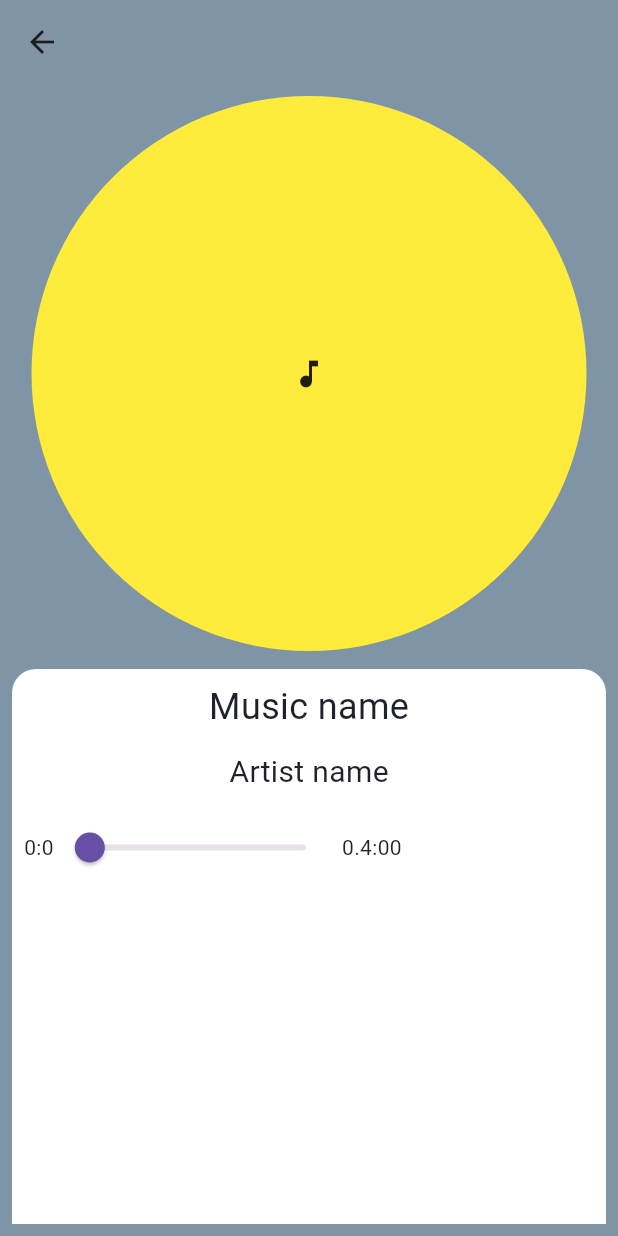
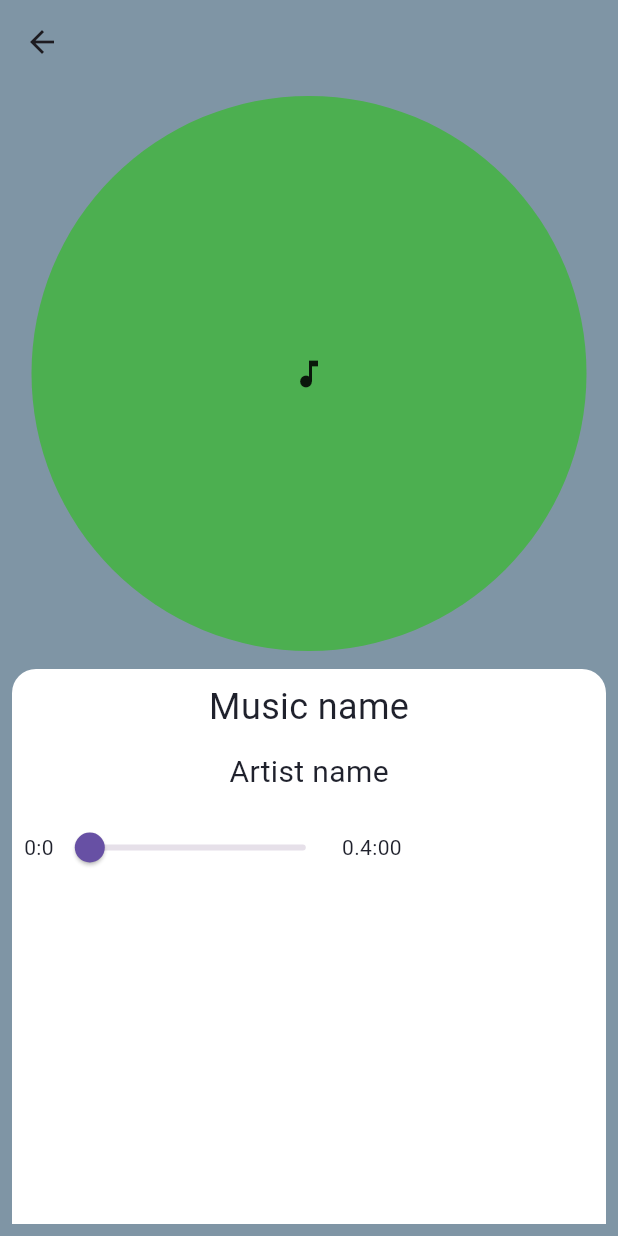
Before and after one commit to Aryan10909/Harmony-Hub, a Flutter app: the Player screen opened directly, on a phone screen of 412 x 824 dp. Run offline on Flutter 3.47's test engine with Material 3 defaults, Android fonts, the phone set to English and light mode, and no system bars; our stand-ins replace get, just_audio, on_audio_query, permission_handler.

Commit message:
Update player.dart

```diff
--- a/lib/views/player.dart
+++ b/lib/views/player.dart
@@ -19,7 +19,7 @@ class Player extends StatelessWidget {
                 child: Container(
               decoration: const BoxDecoration(
                 shape: BoxShape.circle,
-                color: Colors.yellow,
+                color: Colors.green,
               ),
               alignment: Alignment.center,
               child: const Icon(Icons.music_note),
```
